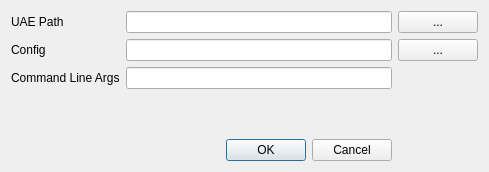
emoon/ProDBG, file src/prodbg/Config/AmigaUAEConfig.ui: the form before one commit.
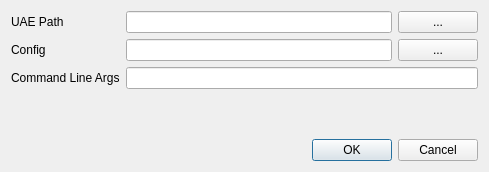
The form after the commit.

Patch:
```diff
--- a/src/prodbg/Config/AmigaUAEConfig.ui
+++ b/src/prodbg/Config/AmigaUAEConfig.ui
@@ -23,6 +23,16 @@
    <bool>true</bool>
   </property>
   <layout class="QGridLayout" name="gridLayout">
+   <item row="5" column="0" colspan="3">
+    <widget class="QDialogButtonBox" name="buttonBox">
+     <property name="orientation">
+      <enum>Qt::Horizontal</enum>
+     </property>
+     <property name="standardButtons">
+      <set>QDialogButtonBox::Cancel|QDialogButtonBox::Ok</set>
+     </property>
+    </widget>
+   </item>
    <item row="0" column="1">
     <widget class="QLineEdit" name="m_UaeDir">
      <property name="sizePolicy">
@@ -84,9 +94,6 @@
      </property>
     </widget>
    </item>
-   <item row="2" column="1">
-    <widget class="QLineEdit" name="m_Arguments"/>
-   </item>
    <item row="0" column="2">
     <widget class="QPushButton" name="uaeDirSelect">
      <property name="text">
@@ -94,15 +101,8 @@
      </property>
     </widget>
    </item>
-   <item row="5" column="0" colspan="2">
-    <widget class="QDialogButtonBox" name="buttonBox">
-     <property name="orientation">
-      <enum>Qt::Horizontal</enum>
-     </property>
-     <property name="standardButtons">
-      <set>QDialogButtonBox::Cancel|QDialogButtonBox::Ok</set>
-     </property>
-    </widget>
+   <item row="2" column="1" colspan="2">
+    <widget class="QLineEdit" name="m_Arguments"/>
    </item>
   </layout>
  </widget>
```
